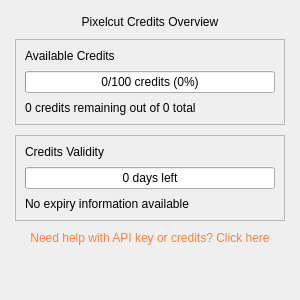
Qt form App/gui/widgets/statistics.ui (hattaarshavin/PikselCat) before a commit.
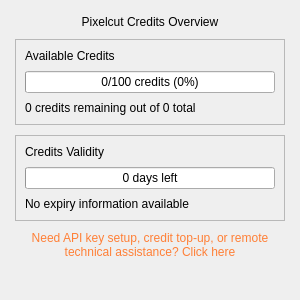
The same form after that commit.

Commit message: feat: Update help label text for clarity and enable word wrapping in statistics widget

```diff
--- a/App/gui/widgets/statistics.ui
+++ b/App/gui/widgets/statistics.ui
@@ -128,11 +128,14 @@
    </item>   <item>
     <widget class="QLabel" name="helpLabel">
      <property name="text">
-      <string>&lt;a href="#help" style="color: #ff7f36; text-decoration: none;"&gt;Need help with API key or credits? Click here&lt;/a&gt;</string>
+      <string>&lt;a href="#help" style="color: #ff7f36; text-decoration: none;"&gt;Need API key setup, credit top-up, or remote technical assistance? Click here&lt;/a&gt;</string>
      </property>
      <property name="alignment">
       <set>Qt::AlignCenter</set>
      </property>
+     <property name="wordWrap">
+      <bool>true</bool>
+     </property>
      <property name="openExternalLinks">
       <bool>false</bool>
      </property>
```
The commit also changes 1 other file.
